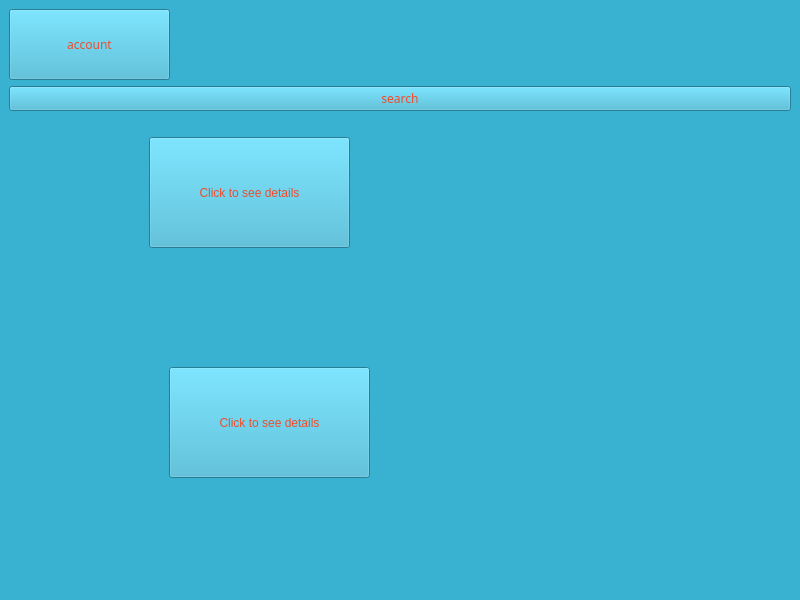
First picture: the form in ui/home.ui, repository chaunamthong2015-ui/PTA39-SPCK, before the edit.
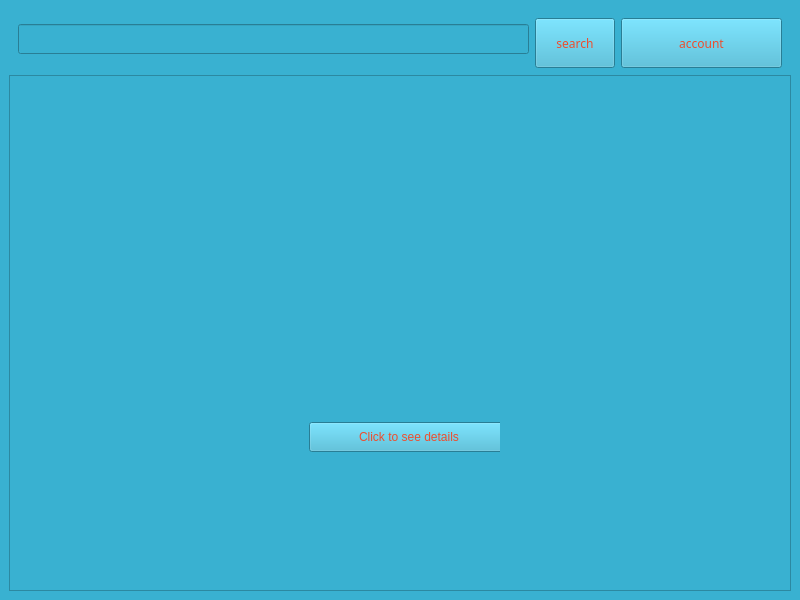
Second picture: the form after the edit. Icons and pictures are not drawn.

Commit message:
Add product details and item card functionality
- Implement DetailsPage class to display product information including image, description, creator, and creation date.
- Add ItemCard class to represent individual product cards with details button.
- Create UI files for details, product card, and shopping cart interfaces.
- Enhance user experience with message dialogs for actions like buying and validation.
- Ensure proper loading of images and product data from the provided paths.

Diff of the .ui file:
```diff
--- a/ui/home.ui
+++ b/ui/home.ui
@@ -32,37 +32,46 @@
 
 </string>
    </property>
-   <layout class="QVBoxLayout" name="verticalLayout">
+   <layout class="QVBoxLayout" name="verticalLayout_2">
     <item>
-     <widget class="QPushButton" name="account">
+     <widget class="QWidget" name="widget_2" native="true">
       <property name="minimumSize">
        <size>
-        <width>161</width>
-        <height>71</height>
+        <width>0</width>
+        <height>60</height>
        </size>
       </property>
       <property name="maximumSize">
        <size>
-        <width>161</width>
-        <height>71</height>
+        <width>16777215</width>
+        <height>60</height>
        </size>
       </property>
-      <property name="font">
-       <font>
-        <family>Arial Black</family>
-       </font>
-      </property>
-      <property name="text">
-       <string>account</string>
-      </property>
-      <property name="icon">
-       <iconset>
-        <normaloff>../assets/icons/icons8-account-50.png</normaloff>../assets/icons/icons8-account-50.png</iconset>
+      <layout class="QHBoxLayout" name="horizontalLayout">
+       <item>
+        <widget class="QLineEdit" name="search_input">
+         <property name="minimumSize">
+          <size>
+           <width>0</width>
+           <height>30</height>
+          </size>
       </property>
      </widget>
     </item>
     <item>
      <widget class="QPushButton" name="search">
+         <property name="minimumSize">
+          <size>
+           <width>0</width>
+           <height>50</height>
+          </size>
+         </property>
+         <property name="maximumSize">
+          <size>
+           <width>16777215</width>
+           <height>50</height>
+          </size>
+         </property>
       <property name="font">
        <font>
         <family>Arial Black</family>
@@ -78,15 +87,73 @@
      </widget>
     </item>
     <item>
+        <widget class="QPushButton" name="account">
+         <property name="minimumSize">
+          <size>
+           <width>161</width>
+           <height>50</height>
+          </size>
+         </property>
+         <property name="maximumSize">
+          <size>
+           <width>1000</width>
+           <height>50</height>
+          </size>
+         </property>
+         <property name="font">
+          <font>
+           <family>Arial Black</family>
+          </font>
+         </property>
+         <property name="text">
+          <string>account</string>
+         </property>
+         <property name="icon">
+          <iconset>
+           <normaloff>../assets/icons/icons8-account-50.png</normaloff>../assets/icons/icons8-account-50.png</iconset>
+         </property>
+        </widget>
+       </item>
+      </layout>
+     </widget>
+    </item>
+    <item>
+     <widget class="QScrollArea" name="scrollArea">
+      <property name="widgetResizable">
+       <bool>true</bool>
+      </property>
+      <widget class="QWidget" name="items_container">
+       <property name="geometry">
+        <rect>
+         <x>0</x>
+         <y>0</y>
+         <width>780</width>
+         <height>514</height>
+        </rect>
+       </property>
+       <layout class="QGridLayout" name="gridLayout">
+        <item row="1" column="0">
      <widget class="QWidget" name="widget" native="true">
+          <property name="maximumSize">
+           <size>
+            <width>200</width>
+            <height>260</height>
+           </size>
+          </property>
+          <layout class="QVBoxLayout" name="verticalLayout">
+           <item>
       <widget class="QLabel" name="label">
-       <property name="geometry">
-        <rect>
-         <x>-10</x>
-         <y>20</y>
-         <width>151</width>
-         <height>111</height>
-        </rect>
+             <property name="minimumSize">
+              <size>
+               <width>200</width>
+               <height>200</height>
+              </size>
+             </property>
+             <property name="maximumSize">
+              <size>
+               <width>200</width>
+               <height>200</height>
+              </size>
        </property>
        <property name="text">
         <string/>
@@ -98,25 +165,19 @@
         <bool>true</bool>
        </property>
       </widget>
+           </item>
+           <item>
       <widget class="QPushButton" name="details1">
-       <property name="geometry">
-        <rect>
-         <x>140</x>
-         <y>20</y>
-         <width>201</width>
-         <height>111</height>
-        </rect>
-       </property>
        <property name="minimumSize">
         <size>
-         <width>201</width>
-         <height>111</height>
+               <width>200</width>
+               <height>30</height>
         </size>
        </property>
        <property name="maximumSize">
         <size>
-         <width>201</width>
-         <height>111</height>
+               <width>200</width>
+               <height>30</height>
         </size>
        </property>
        <property name="text">
@@ -127,69 +188,11 @@
          <normaloff>../assets/imgs/images (1).jpg</normaloff>../assets/imgs/images (1).jpg</iconset>
        </property>
       </widget>
-     </widget>
-    </item>
-    <item>
-     <widget class="QWidget" name="widget_2" native="true">
-      <widget class="QLabel" name="label_2">
-       <property name="geometry">
-        <rect>
-         <x>10</x>
-         <y>10</y>
-         <width>151</width>
-         <height>111</height>
-        </rect>
-       </property>
-       <property name="text">
-        <string/>
-       </property>
-       <property name="pixmap">
-        <pixmap>../assets/imgs/images.jpg</pixmap>
-       </property>
-       <property name="scaledContents">
-        <bool>true</bool>
-       </property>
-      </widget>
-      <widget class="QPushButton" name="details2">
-       <property name="geometry">
-        <rect>
-         <x>160</x>
-         <y>10</y>
-         <width>201</width>
-         <height>111</height>
-        </rect>
-       </property>
-       <property name="minimumSize">
-        <size>
-         <width>201</width>
-         <height>111</height>
-        </size>
-       </property>
-       <property name="maximumSize">
-        <size>
-         <width>201</width>
-         <height>111</height>
-        </size>
-       </property>
-       <property name="styleSheet">
-        <string notr="true"/>
-       </property>
-       <property name="text">
-        <string>Click to see details</string>
-       </property>
-       <property name="icon">
-        <iconset>
-         <normaloff>../assets/imgs/images.jpg</normaloff>../assets/imgs/images.jpg</iconset>
-       </property>
-       <property name="checkable">
-        <bool>false</bool>
-       </property>
-       <property name="default">
-        <bool>false</bool>
-       </property>
-       <property name="flat">
-        <bool>false</bool>
-       </property>
+           </item>
+          </layout>
+         </widget>
+        </item>
+       </layout>
       </widget>
      </widget>
     </item>
```
Lines whose indentation alone changed are shown as unchanged. The commit also changes 24 other files.
